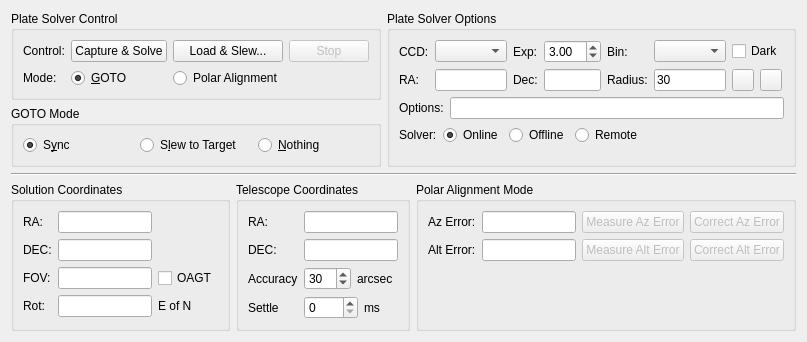
Before: the Qt Designer form kstars/ekos/align.ui in KDE/kstars, drawn with Qt 5.
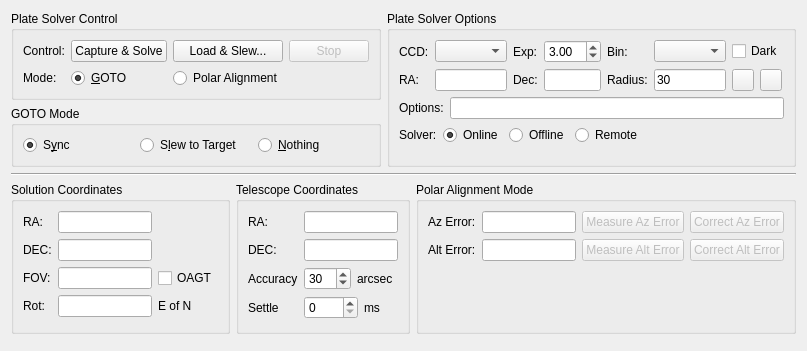
After: the same form once the commit is applied. Custom widgets are drawn as their Qt base class.

Diff of the .ui file:
```diff
--- a/kstars/ekos/align.ui
+++ b/kstars/ekos/align.ui
@@ -6,8 +6,8 @@
    <rect>
     <x>0</x>
     <y>0</y>
-    <width>765</width>
-    <height>330</height>
+    <width>771</width>
+    <height>351</height>
    </rect>
   </property>
   <layout class="QVBoxLayout" name="verticalLayout_5">
```
Left out of the diff: 10 changed lines with no effect on the pictures.
